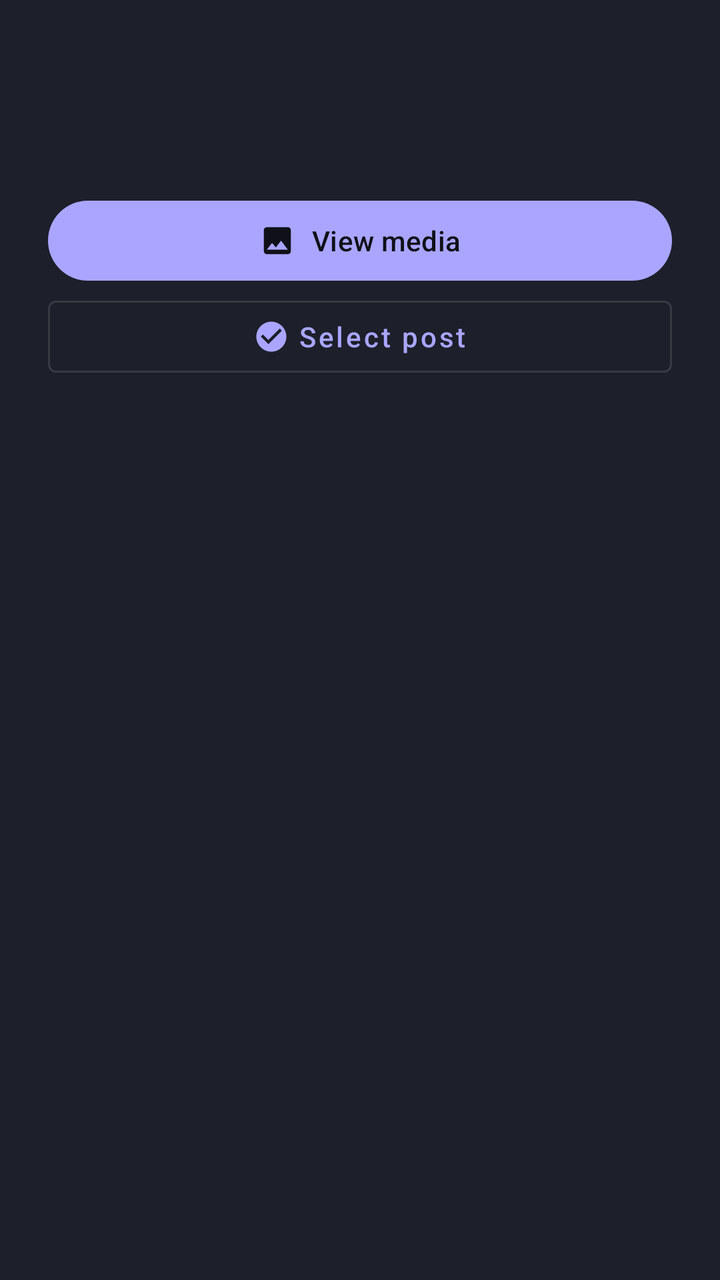
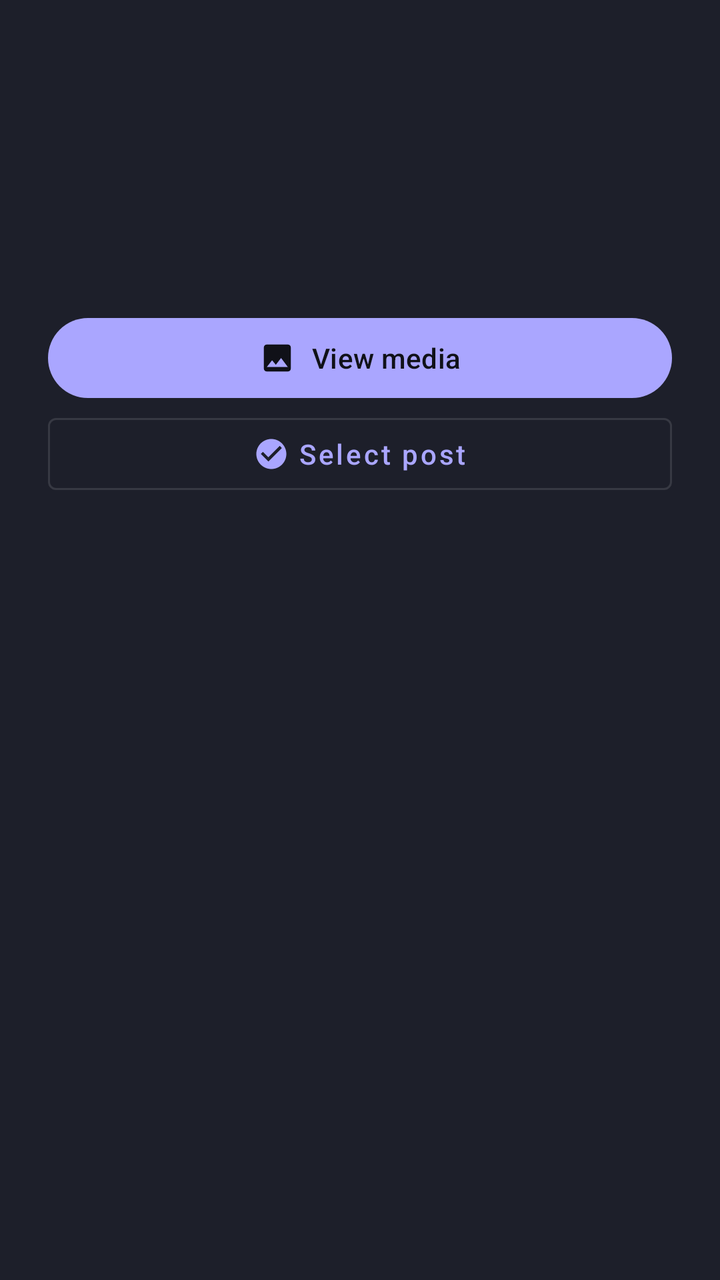

Two renders of the same Android screen: before a commit and after it. Below are the layout's source before the change and the commit's diff.
<!-- AndroidManifest.xml: application theme Theme.InstaSave -->
<!-- res/layout/sheet_gallery_post.xml -->
<LinearLayout xmlns:android="http://schemas.android.com/apk/res/android"
    xmlns:app="http://schemas.android.com/apk/res-auto"
    android:layout_width="match_parent" android:layout_height="wrap_content"
    android:orientation="vertical" android:padding="24dp" android:background="@color/surface_dark">
    <TextView android:id="@+id/postHeading" android:layout_width="match_parent" android:layout_height="wrap_content"
        android:textSize="22sp" android:textStyle="bold" android:textColor="@color/text_primary" />
    <TextView android:id="@+id/postSummary" android:layout_width="match_parent" android:layout_height="wrap_content"
        android:layout_marginTop="4dp" android:textColor="@color/text_secondary" />
    <com.google.android.material.button.MaterialButton android:id="@+id/viewPostMedia"
        android:layout_width="match_parent" android:layout_height="wrap_content" android:minHeight="48dp"
        android:layout_marginTop="20dp" android:text="View media" android:textAllCaps="false"
        app:icon="@drawable/ic_image" app:iconGravity="textStart" />
    <com.google.android.material.button.MaterialButton android:id="@+id/selectPost"
        style="@style/Widget.MaterialComponents.Button.OutlinedButton"
        android:layout_width="match_parent" android:layout_height="wrap_content" android:minHeight="48dp"
        android:text="Select post" android:textAllCaps="false" app:icon="@drawable/ic_check_circle" app:iconGravity="textStart" />
</LinearLayout>
<!-- resources referenced by this layout -->
<resources>
  <color name="surface_dark">#1D1F2A</color>
  <color name="text_primary">#F3F4F6</color>
  <color name="text_secondary">#B3BDCE</color>
  <!-- drawable ic_check_circle (drawable) -->
  <?xml version="1.0" encoding="utf-8"?>
  <vector xmlns:android="http://schemas.android.com/apk/res/android"
      android:width="24dp"
      android:height="24dp"
      android:viewportWidth="24"
      android:viewportHeight="24">
      <path
          android:fillColor="#10B981"
          android:pathData="M12,2C6.48,2 2,6.48 2,12s4.48,10 10,10 10,-4.48 10,-10S17.52,2 12,2zM10,17l-5,-5 1.41,-1.41L10,14.17l7.59,-7.59L19,8l-9,9z" />
  </vector>
  <!-- drawable ic_image (drawable) -->
  <?xml version="1.0" encoding="utf-8"?>
  <vector xmlns:android="http://schemas.android.com/apk/res/android"
      android:width="24dp"
      android:height="24dp"
      android:viewportWidth="24"
      android:viewportHeight="24">
      <path
          android:fillColor="#E0E0E0"
          android:pathData="M21,19V5c0,-1.1 -0.9,-2 -2,-2H5c-1.1,0 -2,0.9 -2,2v14c0,1.1 0.9,2 2,2h14c1.1,0 2,-0.9 2,-2zM8.5,13.5l2.5,3.01L14.5,12l4.5,6H5l3.5,-4.5z" />
  </vector>
  <style name="Theme.InstaSave" parent="Theme.Material3.Dark.NoActionBar">
          
          <item name="colorPrimary">@color/insta_pink</item>
          <item name="android:statusBarColor">@color/bg_dark</item>
          <item name="colorOnPrimary">@color/bg_dark</item>
          <item name="colorAccent">@color/insta_coral</item>
  
          
          <item name="colorSecondaryContainer">#37344E</item>
          <item name="colorOnSecondaryContainer">@color/insta_pink</item>
  
          
          <item name="android:colorBackground">@color/bg_dark</item>
          <item name="colorSurface">@color/bg_dark</item>
          <item name="colorSurfaceContainer">@color/card_bg</item>
          <item name="colorOnSurface">@color/text_primary</item>
          <item name="colorOnSurfaceVariant">@color/text_secondary</item>
          <item name="colorOutline">@color/card_stroke</item>
  
          
          <item name="bottomNavigationStyle">@style/Widget.InstaSave.BottomNav</item>
      </style>
  <color name="insta_pink">#AAA6FF</color>
  <color name="bg_dark">#101118</color>
  <color name="insta_coral">#938DFF</color>
  <color name="card_bg">#1D1F2A</color>
  <color name="card_stroke">#373948</color>
  <style name="Widget.InstaSave.BottomNav" parent="Widget.Material3.BottomNavigationView">
          <item name="itemActiveIndicatorStyle">@style/Widget.InstaSave.BottomNav.Indicator</item>
      </style>
  <style name="Widget.InstaSave.BottomNav.Indicator" parent="Widget.Material3.BottomNavigationView.ActiveIndicator">
          <item name="android:color">#37344E</item>
          <item name="android:width">56dp</item>
          <item name="android:height">32dp</item>
      </style>
</resources>

<!-- the commit's change to res/layout/sheet_gallery_post.xml (unified diff, before → after) -->
@@ -2,10 +2,21 @@
     xmlns:app="http://schemas.android.com/apk/res-auto"
     android:layout_width="match_parent" android:layout_height="wrap_content"
     android:orientation="vertical" android:padding="24dp" android:background="@color/surface_dark">
+    <LinearLayout android:layout_width="match_parent" android:layout_height="wrap_content" android:orientation="horizontal" android:gravity="center_vertical">
+        <com.google.android.material.imageview.ShapeableImageView android:id="@+id/postCover"
+            android:layout_width="80dp" android:layout_height="80dp" android:scaleType="centerCrop"
+            android:importantForAccessibility="no" app:shapeAppearanceOverlay="@style/ShapeAppearanceOverlay.InstaSave.PostCover" />
+        <LinearLayout android:layout_width="0dp" android:layout_weight="1" android:layout_height="wrap_content"
+            android:layout_marginStart="16dp" android:orientation="vertical">
     <TextView android:id="@+id/postHeading" android:layout_width="match_parent" android:layout_height="wrap_content"
         android:textSize="22sp" android:textStyle="bold" android:textColor="@color/text_primary" />
     <TextView android:id="@+id/postSummary" android:layout_width="match_parent" android:layout_height="wrap_content"
         android:layout_marginTop="4dp" android:textColor="@color/text_secondary" />
+        </LinearLayout>
+    </LinearLayout>
+    <TextView android:id="@+id/postCaption" android:layout_width="match_parent" android:layout_height="wrap_content"
+        android:layout_marginTop="12dp" android:textColor="@color/text_secondary" android:maxLines="3"
+        android:ellipsize="end" android:textSize="14sp" />
     <com.google.android.material.button.MaterialButton android:id="@+id/viewPostMedia"
         android:layout_width="match_parent" android:layout_height="wrap_content" android:minHeight="48dp"
         android:layout_marginTop="20dp" android:text="View media" android:textAllCaps="false"
<!-- resource entries referenced after the edit -->
@@ -25,6 +25,9 @@
           android:fillColor="#E0E0E0"
           android:pathData="M21,19V5c0,-1.1 -0.9,-2 -2,-2H5c-1.1,0 -2,0.9 -2,2v14c0,1.1 0.9,2 2,2h14c1.1,0 2,-0.9 2,-2zM8.5,13.5l2.5,3.01L14.5,12l4.5,6H5l3.5,-4.5z" />
   </vector>
+  <style name="ShapeAppearanceOverlay.InstaSave.PostCover" parent="">
+          <item name="cornerSize">12dp</item>
+      </style>
   <style name="Theme.InstaSave" parent="Theme.Material3.Dark.NoActionBar">
           
           <item name="colorPrimary">@color/insta_pink</item>
